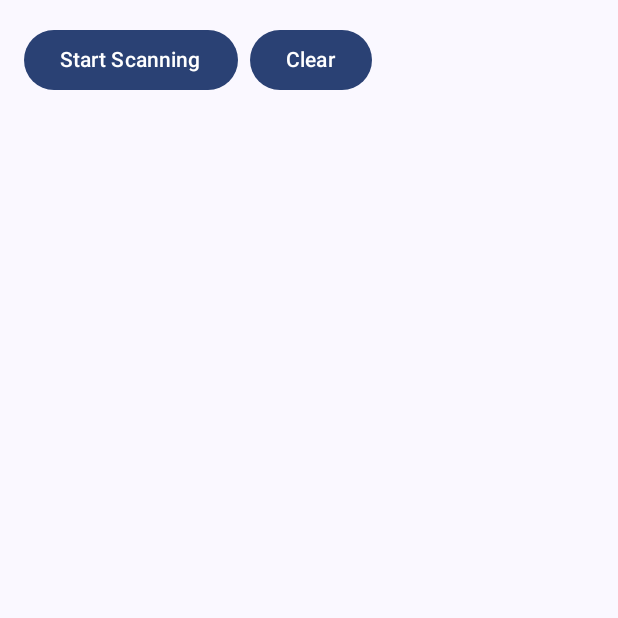
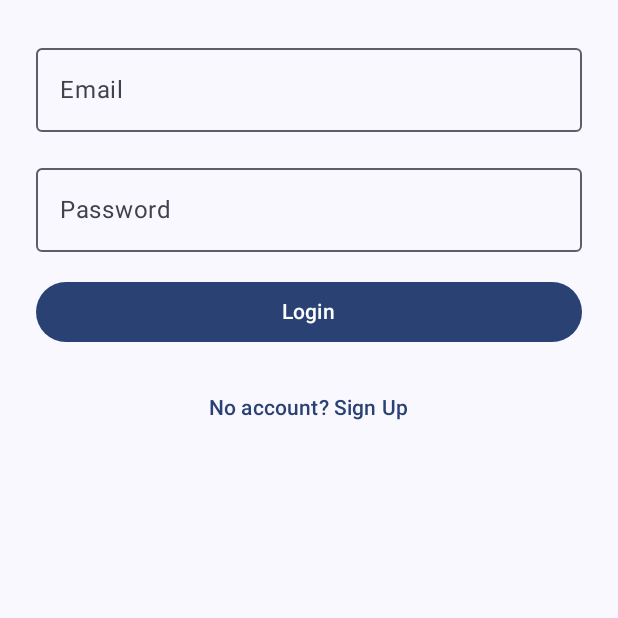
Before and after one commit to BarbaraNeanake/BLEBeaconSmartParking-C06, an Android app built with Jetpack Compose: the screen it shows after launch (MainActivity), on a phone screen of 412 x 824 dp, the top half of it. Run offline under Robolectric (Android 15) with nearby library versions, the phone set to English and light mode, and no system bars.

Commit message:
feat: Add LoginScreen

```diff
--- a/app/build.gradle.kts
+++ b/app/build.gradle.kts
@@ -60,6 +60,9 @@ dependencies {
     implementation(libs.androidx.ui.tooling.preview)
     implementation(libs.androidx.material3)
     implementation("androidx.lifecycle:lifecycle-viewmodel-compose:2.6.2")
+    implementation(libs.androidx.appcompat)
+    implementation(libs.androidx.navigation.runtime.ktx)
+    implementation(libs.androidx.navigation.compose)
     testImplementation(libs.junit)
     androidTestImplementation(libs.androidx.junit)
     androidTestImplementation(libs.androidx.espresso.core)
--- a/app/src/main/java/com/example/smartparking/MainActivity.kt
+++ b/app/src/main/java/com/example/smartparking/MainActivity.kt
@@ -6,20 +6,22 @@ import androidx.activity.compose.setContent
 import androidx.activity.enableEdgeToEdge
 import androidx.activity.viewModels
 import androidx.compose.foundation.layout.fillMaxSize
-import androidx.compose.foundation.layout.padding
 import androidx.compose.material3.Scaffold
 import androidx.compose.runtime.getValue
 import androidx.compose.runtime.collectAsState
 import androidx.compose.ui.Modifier
-import com.example.smartparking.ui.beacontest.BeaconScreen
-import com.example.smartparking.ui.home.HomeScreen
+import androidx.navigation.NavController
+import androidx.navigation.compose.rememberNavController
 import com.example.smartparking.ui.home.HomeViewModel
+import com.example.smartparking.ui.login.LoginScreen
+import com.example.smartparking.ui.login.LoginViewModel
 import com.example.smartparking.ui.theme.SmartParkingTheme
 
 class MainActivity : ComponentActivity() {
 
     // Attach ViewModel to the activity
     private val homeViewModel: HomeViewModel by viewModels()
+    private val loginViewModel: LoginViewModel by viewModels()
 
     override fun onCreate(savedInstanceState: Bundle?) {
         super.onCreate(savedInstanceState)
@@ -27,6 +29,7 @@ class MainActivity : ComponentActivity() {
         setContent {
             SmartParkingTheme {
                 val state by homeViewModel.uiState.collectAsState()
+                val navController = rememberNavController()
 
                 Scaffold(modifier = Modifier.fillMaxSize()) { innerPadding ->
 //                    HomeScreen(
@@ -34,7 +37,8 @@ class MainActivity : ComponentActivity() {
 //                        onLogoutClick = { /* TODO */ },
 //                        modifier = Modifier.padding(innerPadding)
 //                    )
-                    BeaconScreen()
+//                    BeaconScreen()
+                    LoginScreen(navController, loginViewModel)
                 }
 
             }
--- /dev/null
+++ b/app/src/main/java/com/example/smartparking/ui/login/LoginScreen.kt
@@ -0,0 +1,69 @@
+package com.example.smartparking.ui.login
+
+import android.widget.Toast
+import androidx.compose.foundation.layout.*
+import androidx.compose.material3.*
+import androidx.compose.runtime.*
+import androidx.compose.ui.Modifier
+import androidx.compose.ui.platform.LocalContext
+import androidx.compose.ui.unit.dp
+import androidx.lifecycle.viewmodel.compose.viewModel
+import androidx.navigation.NavController
+
+@Composable
+fun LoginScreen(
+    navController: NavController,
+    viewModel: LoginViewModel = viewModel()
+) {
+    val context = LocalContext.current
+    var email by remember { mutableStateOf("") }
+    var password by remember { mutableStateOf("") }
+    val loginState by viewModel.loginState.collectAsState()
+
+    LaunchedEffect(loginState) {
+        loginState?.let { success ->
+            if (success) {
+                Toast.makeText(context, "Login Success", Toast.LENGTH_SHORT).show()
+                // Navigate to Home
+                navController.navigate("home")
+            } else {
+                Toast.makeText(context, "Login Failed", Toast.LENGTH_SHORT).show()
+            }
+        }
+    }
+
+    Column(
+        modifier = Modifier
+            .fillMaxSize()
+            .padding(24.dp),
+        verticalArrangement = Arrangement.spacedBy(16.dp)
+    ) {
+        OutlinedTextField(
+            value = email,
+            onValueChange = { email = it },
+            label = { Text("Email") },
+            modifier = Modifier.fillMaxWidth()
+        )
+
+        OutlinedTextField(
+            value = password,
+            onValueChange = { password = it },
+            label = { Text("Password") },
+            modifier = Modifier.fillMaxWidth()
+        )
+
+        Button(
+            onClick = { viewModel.login(email, password) },
+            modifier = Modifier.fillMaxWidth()
+        ) {
+            Text("Login")
+        }
+
+        TextButton(
+            onClick = { navController.navigate("signup") },
+            modifier = Modifier.fillMaxWidth()
+        ) {
+            Text("No account? Sign Up")
+        }
+    }
+}
--- /dev/null
+++ b/app/src/main/java/com/example/smartparking/ui/login/LoginViewModel.kt
@@ -0,0 +1,15 @@
+package com.example.smartparking.ui.login
+
+import androidx.lifecycle.ViewModel
+import kotlinx.coroutines.flow.MutableStateFlow
+import kotlinx.coroutines.flow.StateFlow
+
+class LoginViewModel : ViewModel() {
+    private val _loginState = MutableStateFlow<Boolean?>(null)
+    val loginState: StateFlow<Boolean?> = _loginState
+
+    fun login(email: String, password: String) {
+        // TODO: Replace this with real DB validation
+        _loginState.value = (email == "test@example.com" && password == "1234")
+    }
+}
--- a/gradle/libs.versions.toml
+++ b/gradle/libs.versions.toml
@@ -8,6 +8,9 @@ espressoCore = "3.7.0"
 lifecycleRuntimeKtx = "2.9.2"
 activityCompose = "1.10.1"
 composeBom = "2024.04.01"
+appcompat = "1.7.1"
+navigationRuntimeKtx = "2.9.4"
+navigationCompose = "2.9.4"
 
 [libraries]
 androidx-core-ktx = { group = "androidx.core", name = "core-ktx", version.ref = "coreKtx" }
@@ -24,6 +27,9 @@ androidx-ui-tooling-preview = { group = "androidx.compose.ui", name = "ui-toolin
 androidx-ui-test-manifest = { group = "androidx.compose.ui", name = "ui-test-manifest" }
 androidx-ui-test-junit4 = { group = "androidx.compose.ui", name = "ui-test-junit4" }
 androidx-material3 = { group = "androidx.compose.material3", name = "material3" }
+androidx-appcompat = { group = "androidx.appcompat", name = "appcompat", version.ref = "appcompat" }
+androidx-navigation-runtime-ktx = { group = "androidx.navigation", name = "navigation-runtime-ktx", version.ref = "navigationRuntimeKtx" }
+androidx-navigation-compose = { group = "androidx.navigation", name = "navigation-compose", version.ref = "navigationCompose" }
 
 [plugins]
 android-application = { id = "com.android.application", version.ref = "agp" }
```
